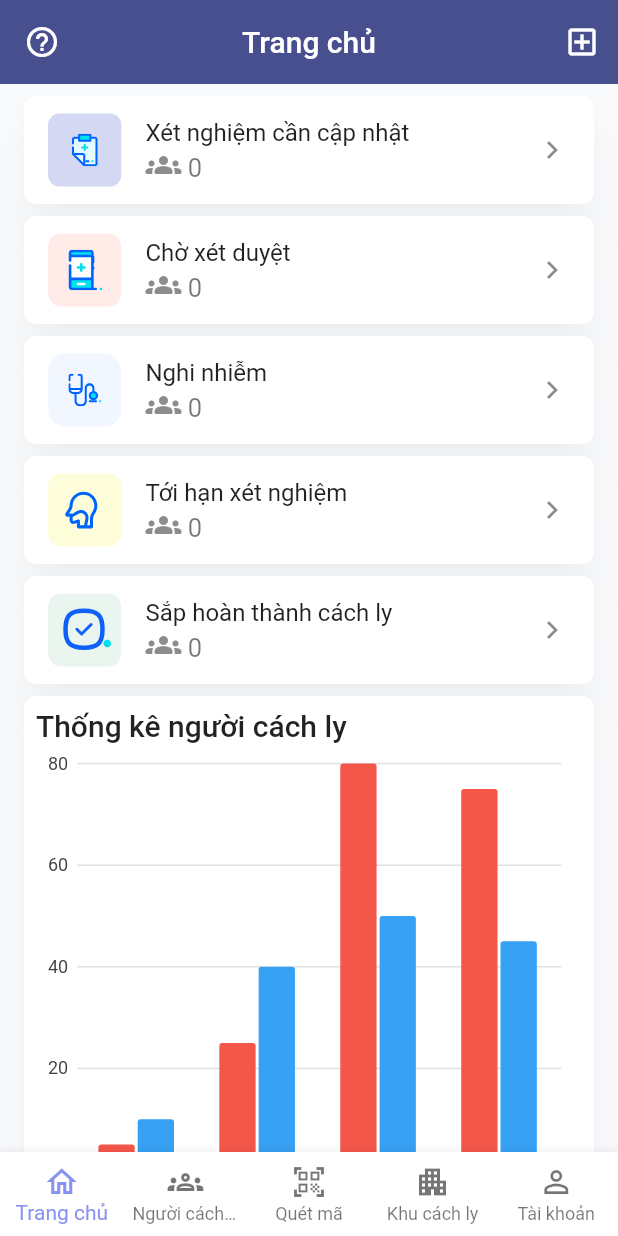
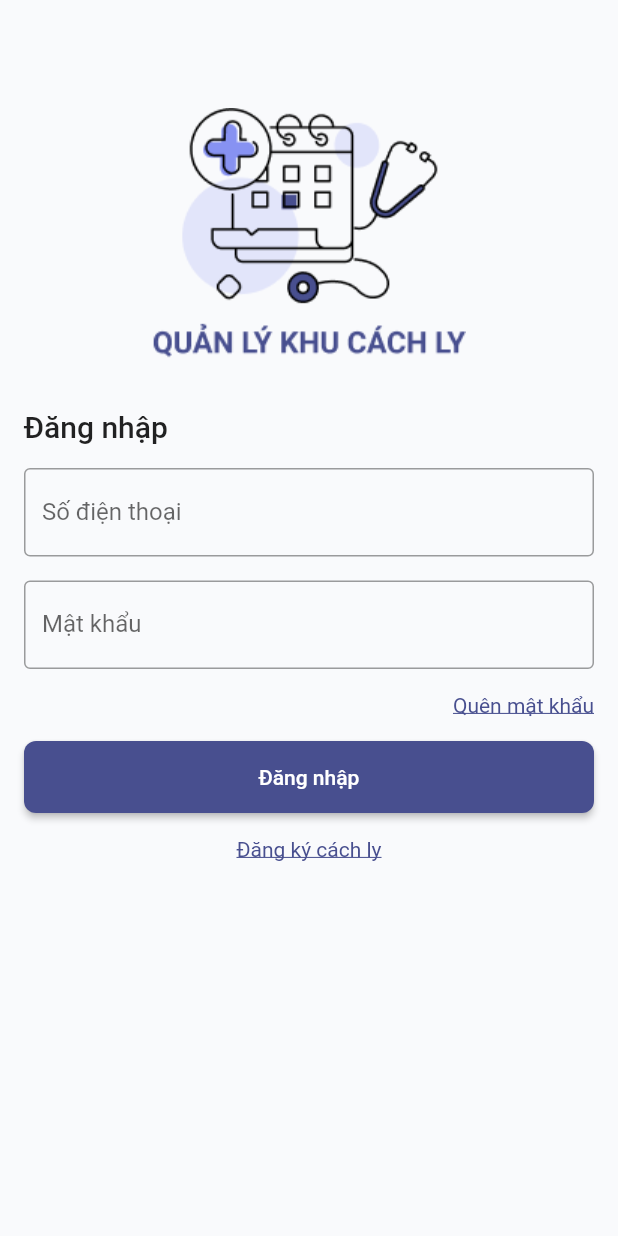
Before and after one commit to QLKCL/QLKCL_Mobile, a Flutter app: the screen it shows after launch, on a phone screen of 412 x 824 dp. Run offline on Flutter 3.47's test engine with Material 2 defaults, Android fonts, the phone set to English and light mode, and no system bars; our stand-ins replace charts_flutter, qr_flutter, websafe_svg; missing offline and left inert: qr_code_scanner.

Commit message:
finish sign in mockup

```diff
--- /dev/null
+++ b/lib/components/input.dart
@@ -0,0 +1,57 @@
+import 'package:flutter/material.dart';
+
+class Input extends StatefulWidget {
+  final String label;
+  final String hint;
+  final bool obscure;
+  final bool required;
+  final TextInputType type;
+
+  Input(
+      {Key? key,
+      required this.label,
+      required this.hint,
+      this.obscure: false,
+      this.required: false,
+      this.type: TextInputType.text})
+      : super(key: key);
+
+  @override
+  _InputState createState() => _InputState();
+}
+
+class _InputState extends State<Input> {
+  final List<String?> errors = [];
+
+  @override
+  Widget build(BuildContext context) {
+    return Container(
+      margin: EdgeInsets.fromLTRB(16, 0, 16, 16),
+      child: TextFormField(
+        obscureText: widget.obscure,
+        keyboardType: widget.type,
+        // onSaved: (newValue) => password = newValue,
+        onChanged: (value) {
+          // if (value.isNotEmpty) {
+          //   removeError(error: kPassNullError);
+          // } else if (value.length >= 8) {
+          //   removeError(error: kShortPassError);
+          // }
+          return null;
+        },
+        validator: (value) {
+          // if (value!.isEmpty) {
+          //   addError(error: kPassNullError);
+          //   return "";
+          // } else if (value.length < 8) {
+          //   addError(error: kShortPassError);
+          //   return "";
+          // }
+          return null;
+        },
+        decoration:
+            InputDecoration(labelText: widget.label, hintText: widget.hint),
+      ),
+    );
+  }
+}
--- a/lib/components/tab_navigator.dart
+++ b/lib/components/tab_navigator.dart
@@ -1,9 +1,9 @@
 import 'package:flutter/material.dart';
 import 'package:qlkcl/routes.dart';
 import 'package:qlkcl/components/tab_item.dart';
-import 'package:qlkcl/screens/account/account_page.dart';
-import 'package:qlkcl/screens/home/home_page.dart';
-import 'package:qlkcl/screens/qr_code/qr_scan_page.dart';
+import 'package:qlkcl/screens/account/account_screen.dart';
+import 'package:qlkcl/screens/home/home_screen.dart';
+import 'package:qlkcl/screens/qr_code/qr_scan_screen.dart';
 
 // cre: https://codewithandrea.com/articles/multiple-navigators-bottom-navigation-bar/
 
@@ -18,7 +18,7 @@ class TabNavigator extends StatelessWidget {
       Routes.homepage: (context) =>
           role == "admin" ? ManagerHomePage() : MemberHomePage(),
       Routes.qr_code_scan: (context) => QrCodeScan(),
-      Routes.account: (context) => AccountPage(),
+      Routes.account: (context) => Account(),
     };
   }
 
--- a/lib/main.dart
+++ b/lib/main.dart
@@ -2,6 +2,7 @@ import 'package:flutter/cupertino.dart';
 import 'package:flutter/material.dart';
 import 'package:flutter/widgets.dart';
 import 'package:qlkcl/screens/app.dart';
+import 'package:qlkcl/screens/sign_in/sign_in_screen.dart';
 import 'package:qlkcl/theme/app_theme.dart';
 
 void main() {
@@ -9,6 +10,7 @@ void main() {
 }
 
 class MyApp extends StatelessWidget {
+  final bool logged = false;
   // This widget is the root of your application.
   @override
   Widget build(BuildContext context) {
@@ -16,7 +18,7 @@ class MyApp extends StatelessWidget {
       title: 'Quản lý khu cách ly',
       debugShowCheckedModeBanner: false,
       theme: AppTheme.lightTheme,
-      home: App(),
+      home: (logged == false) ? SignInScreen() : App(),
     );
   }
 }
--- a/lib/screens/account/account_page.dart
+++ b/lib/screens/account/account_screen.dart
@@ -2,14 +2,14 @@ import 'package:flutter/material.dart';
 import 'package:qlkcl/components/qr_code.dart';
 import 'package:qlkcl/theme/app_theme.dart';
 
-class AccountPage extends StatefulWidget {
-  AccountPage({Key? key}) : super(key: key);
+class Account extends StatefulWidget {
+  Account({Key? key}) : super(key: key);
 
   @override
-  _AccountPageState createState() => _AccountPageState();
+  _AccountState createState() => _AccountState();
 }
 
-class _AccountPageState extends State<AccountPage> {
+class _AccountState extends State<Account> {
   @override
   Widget build(BuildContext context) {
     return Scaffold(
--- /dev/null
+++ b/lib/screens/sign_in/sign_in_screen.dart
@@ -0,0 +1,124 @@
+import 'package:flutter/material.dart';
+import 'package:qlkcl/components/input.dart';
+import 'package:qlkcl/theme/app_theme.dart';
+import 'package:websafe_svg/websafe_svg.dart';
+
+class SignInScreen extends StatefulWidget {
+  SignInScreen({Key? key}) : super(key: key);
+
+  @override
+  _SignInScreenState createState() => _SignInScreenState();
+}
+
+class _SignInScreenState extends State<SignInScreen> {
+  @override
+  Widget build(BuildContext context) {
+    return Scaffold(
+      appBar: AppBar(
+        backgroundColor: CustomColors.background,
+      ),
+      body: Column(
+        children: [
+          Container(
+            margin: const EdgeInsets.all(16),
+            child: Image.asset("assets/images/sign_in.png"),
+          ),
+          SignForm(),
+        ],
+      ),
+    );
+  }
+}
+
+class SignForm extends StatefulWidget {
+  @override
+  _SignFormState createState() => _SignFormState();
+}
+
+class _SignFormState extends State<SignForm> {
+  final _formKey = GlobalKey<FormState>();
+  String? email;
+  String? password;
+  bool? remember = false;
+  final List<String?> errors = [];
+
+  void addError({String? error}) {
+    if (!errors.contains(error))
+      setState(() {
+        errors.add(error);
+      });
+  }
+
+  void removeError({String? error}) {
+    if (errors.contains(error))
+      setState(() {
+        errors.remove(error);
+      });
+  }
+
+  @override
+  Widget build(BuildContext context) {
+    return Form(
+      key: _formKey,
+      child: Column(
+        children: [
+          Container(
+            alignment: Alignment.centerLeft,
+            margin: const EdgeInsets.fromLTRB(16, 0, 0, 0),
+            padding: EdgeInsets.fromLTRB(0, 16, 0, 16),
+            child: Text(
+              "Đăng nhập",
+              style: Theme.of(context).textTheme.headline6,
+            ),
+          ),
+          Input(
+            label: "Số điện thoại",
+            hint: "Nhập số điện thoại",
+            type: TextInputType.number,
+          ),
+          Input(
+            label: "Mật khẩu",
+            hint: "Nhập mật khẩu",
+            obscure: true,
+          ),
+          Container(
+            margin: const EdgeInsets.fromLTRB(0, 0, 16, 0),
+            child: Row(
+              children: [
+                Spacer(),
+                GestureDetector(
+                  onTap: () {},
+                  child: Text(
+                    "Quên mật khẩu",
+                    style: TextStyle(
+                        color: CustomColors.primary,
+                        decoration: TextDecoration.underline),
+                  ),
+                )
+              ],
+            ),
+          ),
+          Container(
+            margin: const EdgeInsets.all(16),
+            child: ElevatedButton(
+              onPressed: () {},
+              child: Text(
+                'Đăng nhập',
+                style: TextStyle(color: CustomColors.white),
+              ),
+            ),
+          ),
+          GestureDetector(
+            onTap: () {},
+            child: Text(
+              "Đăng ký cách ly",
+              style: TextStyle(
+                  color: CustomColors.primary,
+                  decoration: TextDecoration.underline),
+            ),
+          )
+        ],
+      ),
+    );
+  }
+}
--- a/lib/theme/app_theme.dart
+++ b/lib/theme/app_theme.dart
@@ -70,6 +70,9 @@ class AppTheme with ChangeNotifier {
           shadowColor: CustomColors.shadow.withOpacity(0.1),
           elevation: 12,
           margin: EdgeInsets.fromLTRB(16, 8, 16, 0),
+        ),
+        inputDecorationTheme: InputDecorationTheme(
+          border: OutlineInputBorder(),
         ));
   }
 
```
Also changed, not shown: assets/images/sign_in.png (added), lib/screens/home/home_screen.dart (renamed from lib/screens/home/home_page.dart), lib/screens/qr_code/qr_scan_screen.dart (renamed from lib/screens/qr_code/qr_scan_page.dart).
